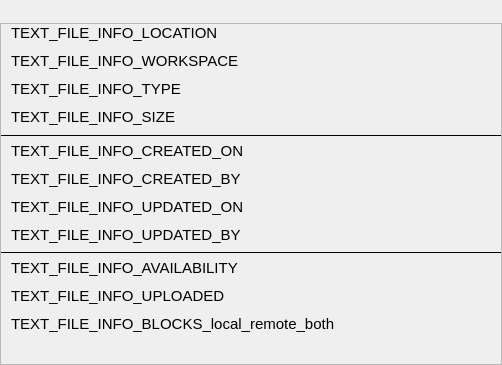
First picture: the form in parsec/core/gui/forms/file_status_widget.ui, repository Scille/parsec-cloud, before the edit.
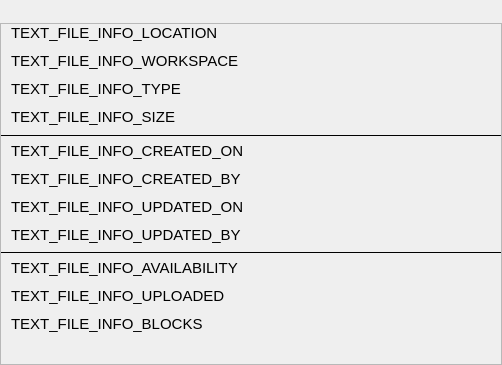
Second picture: the form after the edit.

Commit message: Filled label in gui

What changed in the file:
```diff
--- a/parsec/core/gui/forms/file_status_widget.ui
+++ b/parsec/core/gui/forms/file_status_widget.ui
@@ -450,7 +450,7 @@
                </font>
               </property>
               <property name="text">
-               <string>TEXT_FILE_INFO_BLOCKS_local_remote_both</string>
+               <string>TEXT_FILE_INFO_BLOCKS</string>
               </property>
              </widget>
             </item>
```
The commit also changes 2 other files.
